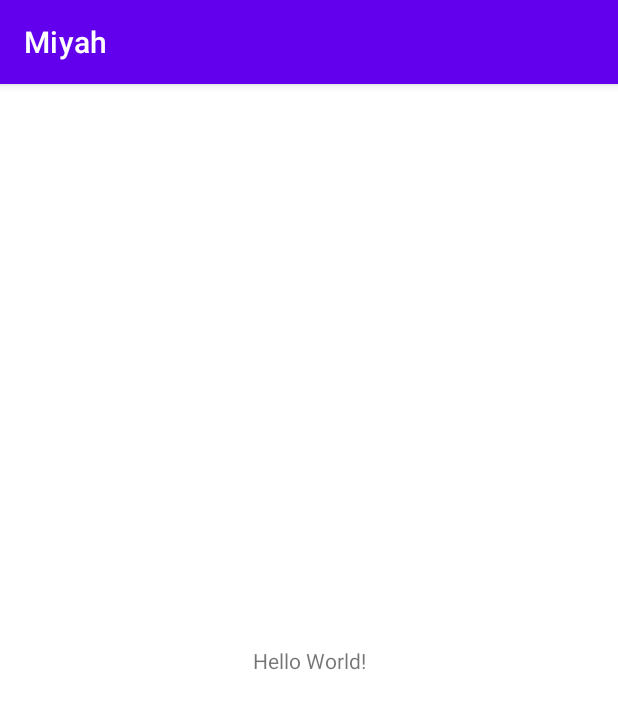
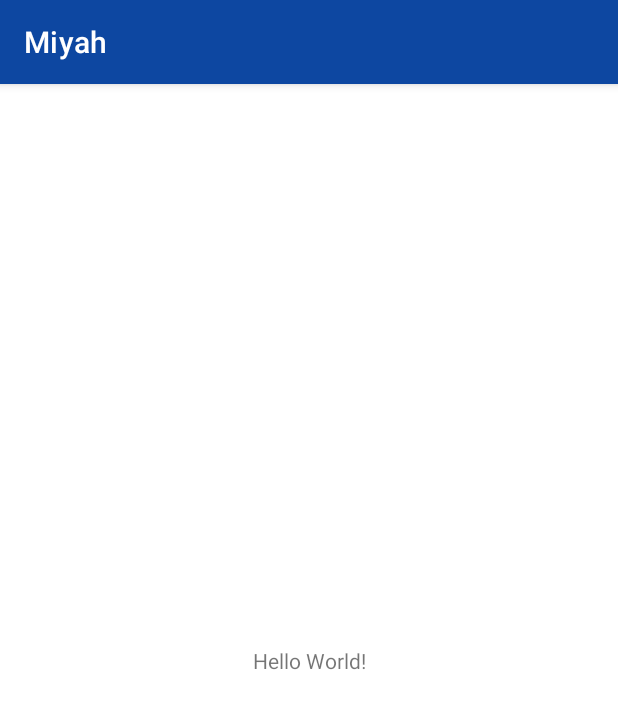
Before and after one commit to mhmdcs/Miyah, an Android app: the screen it shows after launch (MainActivity), on a phone screen of 412 x 824 dp. Shown: the top 709 px of the screen. Run offline under Robolectric (Android 15) with nearby library versions, the phone set to English and light mode, and no system bars.

Commit message:
adjust res theme values

```diff
--- a/app/src/main/res/values-night/themes.xml
+++ /dev/null
@@ -1,16 +0,0 @@
-<resources xmlns:tools="http://schemas.android.com/tools">
-    <!-- Base application theme. -->
-    <style name="Theme.Miyah" parent="Theme.MaterialComponents.DayNight.DarkActionBar">
-        <!-- Primary brand color. -->
-        <item name="colorPrimary">@color/purple_200</item>
-        <item name="colorPrimaryVariant">@color/purple_700</item>
-        <item name="colorOnPrimary">@color/black</item>
-        <!-- Secondary brand color. -->
-        <item name="colorSecondary">@color/teal_200</item>
-        <item name="colorSecondaryVariant">@color/teal_200</item>
-        <item name="colorOnSecondary">@color/black</item>
-        <!-- Status bar color. -->
-        <item name="android:statusBarColor" tools:targetApi="l">?attr/colorPrimaryVariant</item>
-        <!-- Customize your theme here. -->
-    </style>
-</resources>
--- a/app/src/main/res/values/colors.xml
+++ b/app/src/main/res/values/colors.xml
@@ -5,6 +5,9 @@
     <color name="purple_700">#FF3700B3</color>
     <color name="teal_200">#FF03DAC5</color>
     <color name="teal_700">#FF018786</color>
+    <color name="light_blue">#5472d3</color>
+    <color name="blue">#0d47a1</color>
+    <color name="dark_blue">#002171</color>
     <color name="black">#FF000000</color>
     <color name="white">#FFFFFFFF</color>
 </resources>
--- a/app/src/main/res/values/themes.xml
+++ b/app/src/main/res/values/themes.xml
@@ -2,12 +2,12 @@
     <!-- Base application theme. -->
     <style name="Theme.Miyah" parent="Theme.MaterialComponents.DayNight.DarkActionBar">
         <!-- Primary brand color. -->
-        <item name="colorPrimary">@color/purple_500</item>
-        <item name="colorPrimaryVariant">@color/purple_700</item>
+        <item name="colorPrimary">@color/blue</item>
+        <item name="colorPrimaryVariant">@color/dark_blue</item>
         <item name="colorOnPrimary">@color/white</item>
         <!-- Secondary brand color. -->
-        <item name="colorSecondary">@color/teal_200</item>
-        <item name="colorSecondaryVariant">@color/teal_700</item>
+        <item name="colorSecondary">@color/blue</item>
+        <item name="colorSecondaryVariant">@color/dark_blue</item>
         <item name="colorOnSecondary">@color/black</item>
         <!-- Status bar color. -->
         <item name="android:statusBarColor" tools:targetApi="l">?attr/colorPrimaryVariant</item>
```
